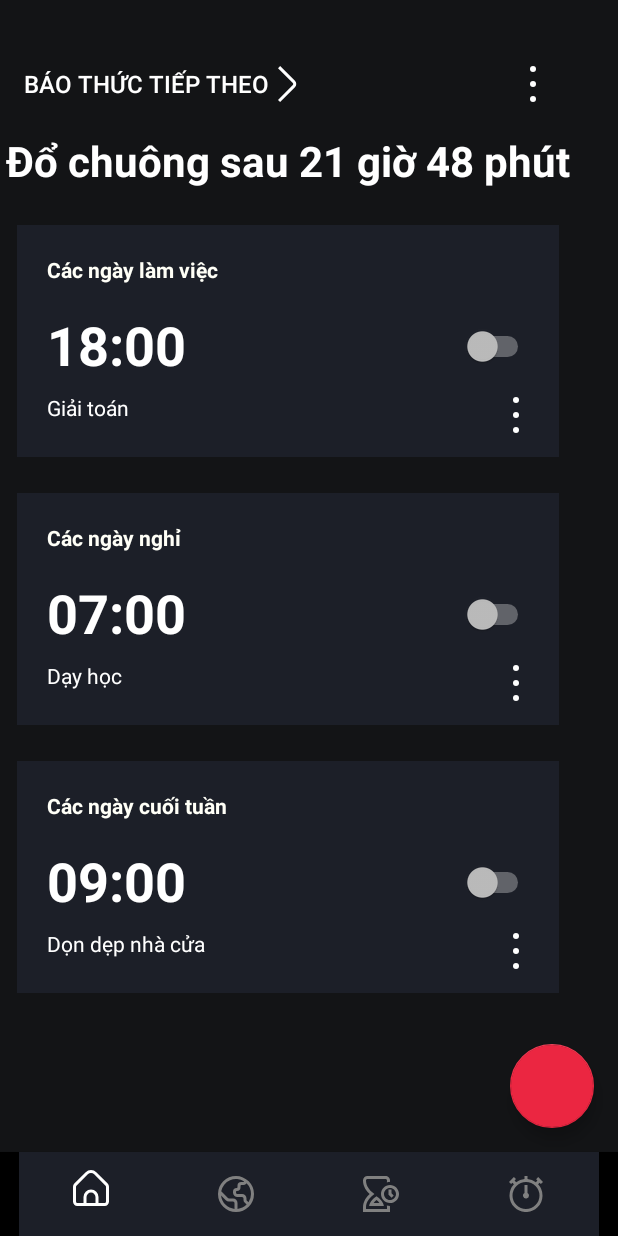
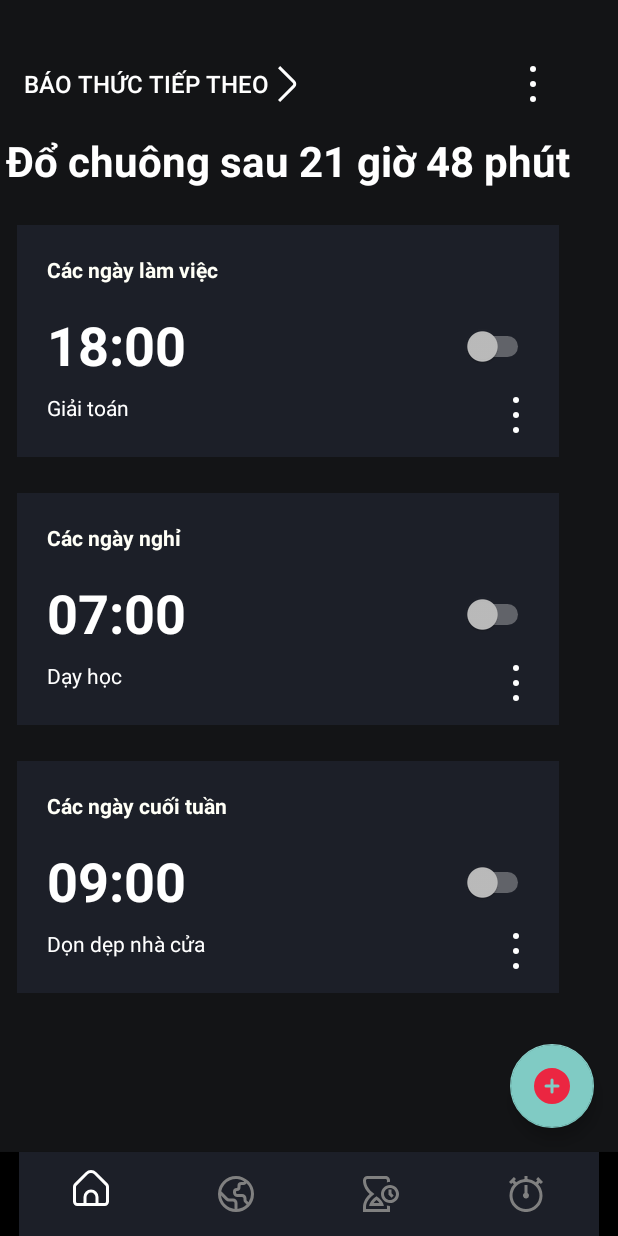
Before and after one commit to DaoDuyThai/WakeUp, an Android app: the screen it shows after launch (MainActivity), on a phone screen of 412 x 824 dp. Run offline under Robolectric (Android 15) with nearby library versions, the phone set to English and light mode, and no system bars.

Commit message:
some minor changes

```diff
--- a/app/src/main/java/com/wakeup/service/AlarmService.java
+++ b/app/src/main/java/com/wakeup/service/AlarmService.java
@@ -42,7 +42,7 @@ public class AlarmService extends Service {
         NotificationManager notificationManager = (NotificationManager) getSystemService(NOTIFICATION_SERVICE);
 
         NotificationCompat.Builder notificationBuilder = new NotificationCompat.Builder((this))
-                .setSmallIcon(R.drawable.ic_notifications_black_24dp)
+                .setSmallIcon(R.drawable.plus)
                 .setContentTitle("Alarm")
                 .setContentText("Alarm is ringing")
                 .setPriority(NotificationCompat.PRIORITY_HIGH)
--- a/app/src/main/res/layout/fragment_main.xml
+++ b/app/src/main/res/layout/fragment_main.xml
@@ -276,11 +276,10 @@
         android:layout_marginBottom="16dp"
         android:clickable="true"
         android:src="@drawable/add_24"
-        app:backgroundTint="@color/button"
         app:layout_constraintBottom_toBottomOf="parent"
         app:layout_constraintEnd_toEndOf="parent"
         app:iconPadding="0dp"
-        app:shapeAppearanceOverlay="@style/ShapeAppearanceOverlay.App.Circular" />
+        />
 
 
 </androidx.constraintlayout.widget.ConstraintLayout>
```
